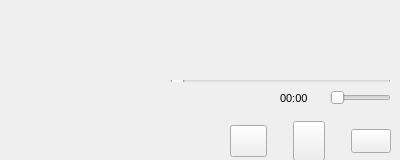
This is Scene/PlayScene.ui in TMDJoJo/QtDoubanFM as Qt 5 draws it before an edit. The edited form follows.
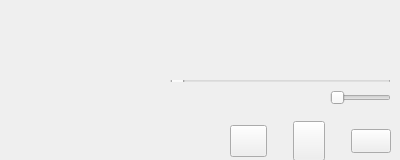
This is the edited form. Custom widgets are drawn as their Qt base class.

Diff of the .ui file:
```diff
--- a/Scene/PlayScene.ui
+++ b/Scene/PlayScene.ui
@@ -84,10 +84,10 @@
   <widget class="QLabel" name="lbe_time_remaining">
    <property name="geometry">
     <rect>
-     <x>280</x>
-     <y>90</y>
-     <width>31</width>
-     <height>16</height>
+     <x>244</x>
+     <y>88</y>
+     <width>81</width>
+     <height>20</height>
     </rect>
    </property>
    <property name="font">
@@ -95,8 +95,14 @@
      <pointsize>8</pointsize>
     </font>
    </property>
+   <property name="layoutDirection">
+    <enum>Qt::LeftToRight</enum>
+   </property>
    <property name="text">
-    <string>00:00</string>
+    <string/>
+   </property>
+   <property name="alignment">
+    <set>Qt::AlignRight|Qt::AlignTrailing|Qt::AlignVCenter</set>
    </property>
   </widget>
   <widget class="QWidget" name="layoutWidget">
```
